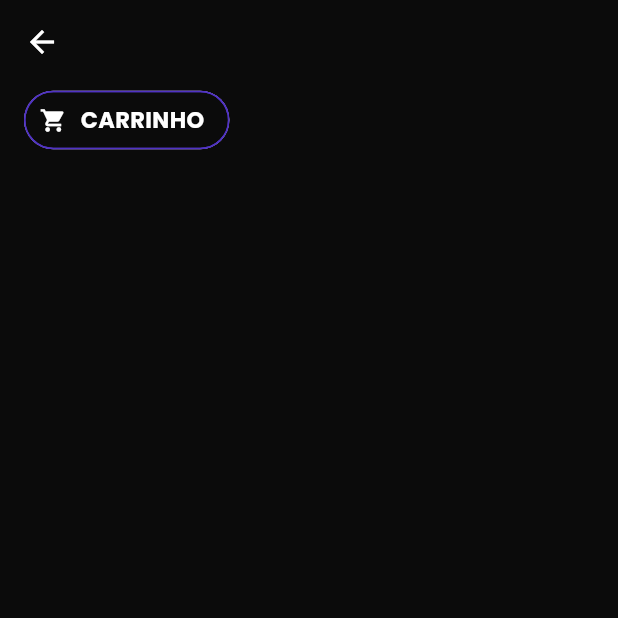
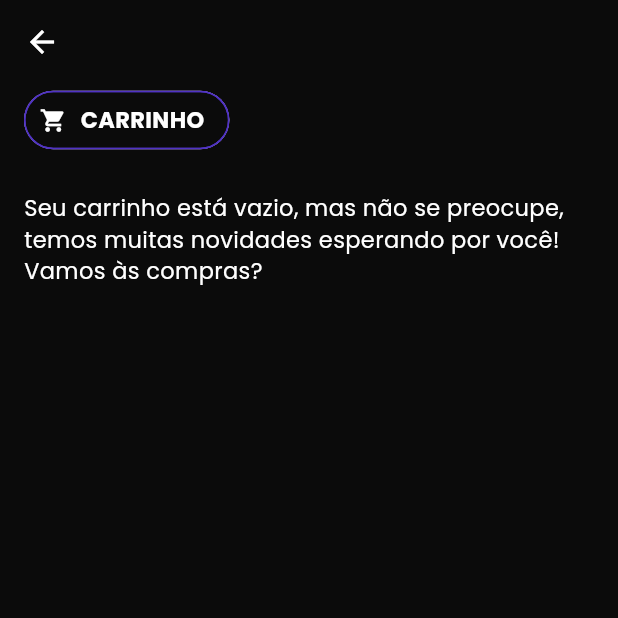
Before and after one commit to adrianoqueirozdev/fsw-store-app, a Flutter app: the CartScreen screen opened by its route, on a phone screen of 412 x 824 dp, the top half of it. Run offline on Flutter 3.47's test engine with Material 2 defaults, Android fonts, the phone set to English and light mode, and no system bars; our stand-ins replace bloc, cached_network_image, expandable, firebase_auth, firebase_core, flutter_animate and 10 more; missing offline and left inert: flutter_stripe; accounts and stored records are empty.

Commit message:
feat: add message when empty cart

```diff
--- a/lib/presentation/cart/screen/cart_screen.dart
+++ b/lib/presentation/cart/screen/cart_screen.dart
@@ -32,11 +32,19 @@ class CartScreen extends StatelessWidget {
                       label: "Carrinho",
                       icon: Icons.shopping_cart,
                     ),
+                    if (state.products.isNotEmpty)
                       Expanded(
                         child: ListView.builder(
                           padding: const EdgeInsets.only(top: 16),
                           itemCount: state.products.length,
                           itemBuilder: (context, index) => CartItem(product: state.products[index]),
+                        ),
+                      ),
+                    if (state.products.isEmpty)
+                      const Padding(
+                        padding: EdgeInsets.only(top: 24),
+                        child: Text(
+                          "Seu carrinho está vazio, mas não se preocupe, temos muitas novidades esperando por você! Vamos às compras?",
                         ),
                       ),
                     if (state.products.isNotEmpty)
```
Lines whose indentation alone changed are shown as unchanged.
